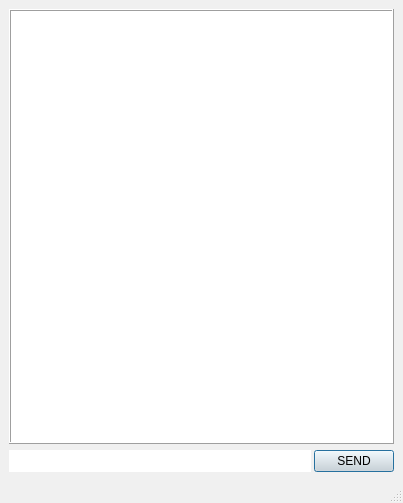
The window that mainwindow.ui (KatarzynaDudziak/tcp-chat) describes before a commit, drawn with Qt 5.
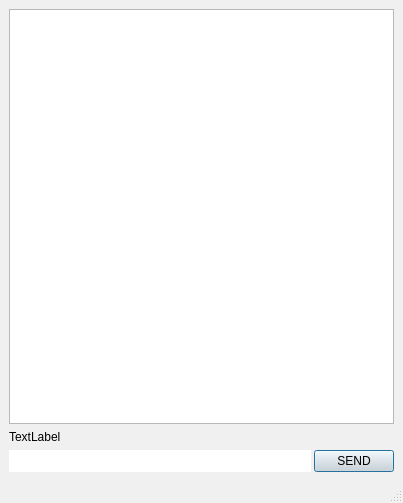
The same window after the commit.

The edit to the form file:
```diff
--- a/mainwindow.ui
+++ b/mainwindow.ui
@@ -868,32 +868,14 @@
      </disabled>
     </palette>
    </property>
-   <layout class="QVBoxLayout" name="verticalLayout" stretch="0,0">
+   <layout class="QVBoxLayout" name="verticalLayout" stretch="0,0,0">
     <item>
-     <widget class="QTextBrowser" name="textBrowser">
-      <property name="sizePolicy">
-       <sizepolicy hsizetype="MinimumExpanding" vsizetype="MinimumExpanding">
-        <horstretch>0</horstretch>
-        <verstretch>0</verstretch>
-       </sizepolicy>
-      </property>
-      <property name="font">
-       <font>
-        <family>Times New Roman</family>
-        <pointsize>11</pointsize>
-       </font>
-      </property>
-      <property name="acceptDrops">
-       <bool>true</bool>
-      </property>
-      <property name="frameShape">
-       <enum>QFrame::Box</enum>
-      </property>
-      <property name="frameShadow">
-       <enum>QFrame::Raised</enum>
-      </property>
-      <property name="lineWidth">
-       <number>1</number>
+     <widget class="QTextBrowser" name="textBrowser"/>
+    </item>
+    <item>
+     <widget class="QLabel" name="label">
+      <property name="text">
+       <string>TextLabel</string>
       </property>
      </widget>
     </item>
```
Left out of the diff: 2 changed lines with no effect on the pictures.
